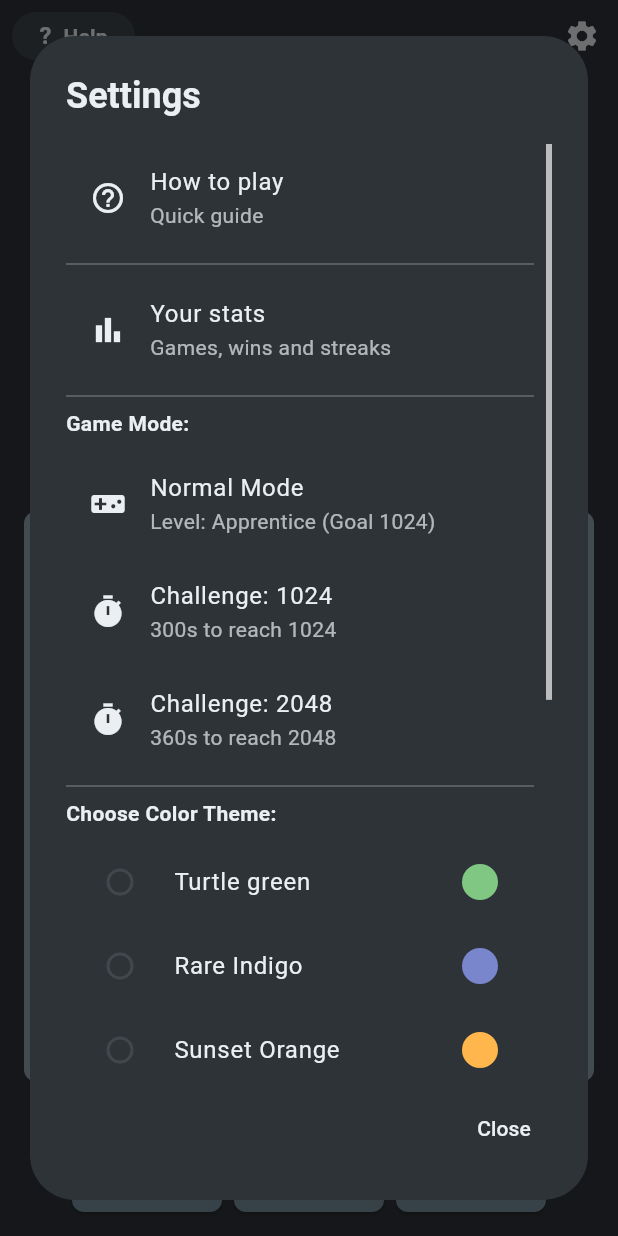
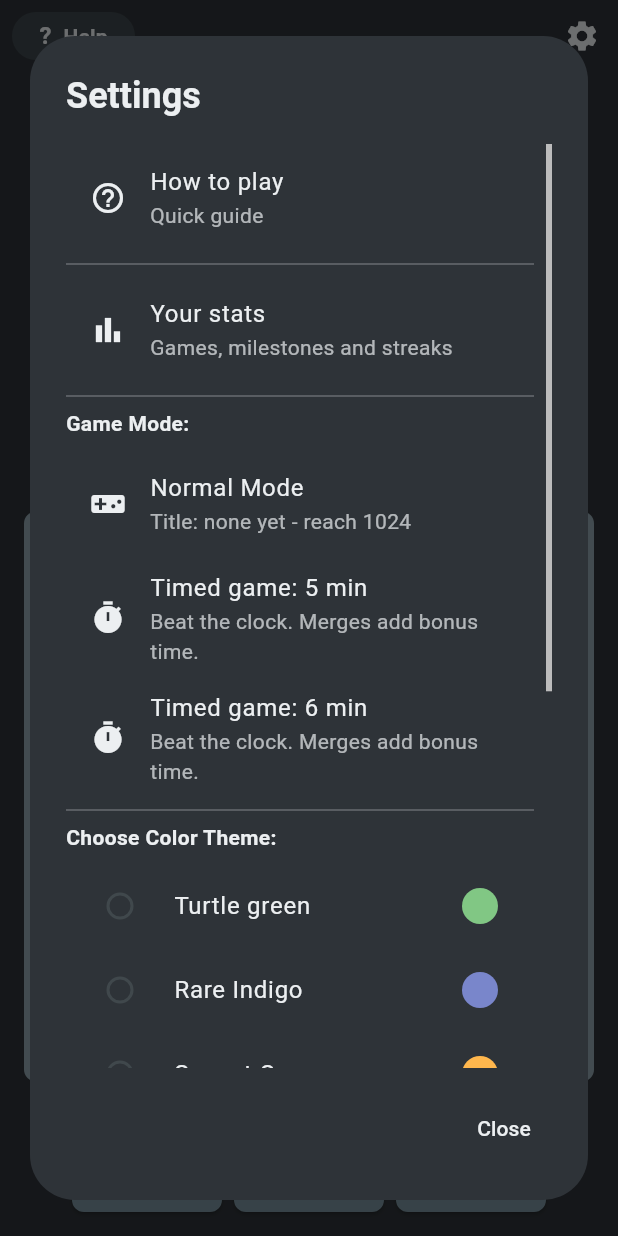
Before and after one commit to KMunyede/twenty48, a Flutter app: the GameScreen screen opened directly, item 2 of the bottom bar chosen, after a tap on the "settings" icon, on a phone screen of 412 x 824 dp. Run offline on Flutter 3.47's test engine with Material 3 defaults, Android fonts, the phone set to English and light mode, and no system bars; our stand-ins replace confetti, google_mobile_ads, shared_preferences; missing offline and left inert: in_app_update; accounts and stored records are empty.

Commit message:
T48-84D: milestones, titles, stats

```diff
--- a/lib/core/services/stats_service.dart
+++ b/lib/core/services/stats_service.dart
@@ -8,10 +8,12 @@ class StatsService {
   int _gamesPlayed = 0;
   int _wins = 0;
   int _bestTile = 0;
+  int _milestonesReached = 0;
 
   int get gamesPlayed => _gamesPlayed;
   int get wins => _wins;
   int get bestTile => _bestTile;
+  int get milestonesReached => _milestonesReached;
 
   double get winRate => _gamesPlayed > 0 ? (_wins / _gamesPlayed) * 100 : 0.0;
   String get formattedWinRate =>
@@ -43,8 +45,23 @@ class StatsService {
       _gamesPlayed = prefs.getInt('stats_gamesPlayed') ?? 0;
       _wins = prefs.getInt('stats_wins') ?? 0;
       _bestTile = prefs.getInt('stats_bestTile') ?? 0;
+      _milestonesReached = prefs.getInt('stats_milestones') ?? 0;
     } catch (_) {
       // Keep defaults on error
+    }
+  }
+
+  Future<void> recordMilestone(int value) async {
+    try {
+      await load();
+      _bestTile = max(_bestTile, value);
+      _milestonesReached += 1;
+
+      final prefs = await _getPrefs();
+      await prefs.setInt('stats_bestTile', _bestTile);
+      await prefs.setInt('stats_milestones', _milestonesReached);
+    } catch (_) {
+      // Ignore write errors
     }
   }
 
--- a/lib/features/game/hud/goal_hud.dart
+++ b/lib/features/game/hud/goal_hud.dart
@@ -1,6 +1,7 @@
 import 'package:flutter/material.dart';
 import 'package:provider/provider.dart';
 import '../../settings/providers/theme_provider.dart';
+import '../milestones/milestone_ladder.dart';
 import '../providers/game_provider.dart';
 import 'goal_progress.dart';
 import 'motivation_lines.dart';
@@ -13,16 +14,28 @@ class GoalHud extends StatelessWidget {
     final theme = context.watch<ThemeProvider>().currentTheme;
     return Consumer<GameProvider>(
       builder: (context, game, child) {
-        if (game.isTimerMode) return const SizedBox.shrink();
+        final highest = game.highestTile;
+        final next = nextMilestone(highest);
 
-        final target = game.currentGameTarget;
-        final highest = game.highestTile;
-        final fraction = progressFraction(highest, target);
+        final String headerText;
+        final double fraction;
+        final int targetVal;
+
+        if (next != null) {
+          headerText = 'NEXT: ${next.value} ${next.title}';
+          targetVal = next.value;
+          fraction = progressFraction(highest, next.value);
+        } else {
+          headerText = 'TOP MILESTONE - Walking Legend';
+          targetVal = 131072;
+          fraction = 1.0;
+        }
+
         final currentBand = band(fraction);
         final motivation = MotivationLines.getLine(
           band: currentBand,
           moveCount: game.moveCount,
-          target: target,
+          target: targetVal,
           isGameOver: game.isGameOver,
         );
 
@@ -37,9 +50,7 @@ class GoalHud extends StatelessWidget {
                 children: [
                   Expanded(
                     child: Text(
-                      game.isDailyMode
-                          ? 'DAILY GOAL $target'
-                          : '${game.currentLevel.name} - GOAL $target',
+                      headerText,
                       maxLines: 1,
                       overflow: TextOverflow.ellipsis,
                       style: TextStyle(
@@ -68,7 +79,8 @@ class GoalHud extends StatelessWidget {
                   value: fraction,
                   minHeight: 6,
                   backgroundColor: theme.textColor.withValues(alpha: 0.3),
-                  valueColor: const AlwaysStoppedAnimation<Color>(Color(0xFFE65100)),
+                  valueColor:
+                      const AlwaysStoppedAnimation<Color>(Color(0xFFE65100)),
                 ),
               ),
               const SizedBox(height: 6),
--- /dev/null
+++ b/lib/features/game/milestones/milestone_ladder.dart
@@ -0,0 +1,76 @@
+class Milestone {
+  final int value;
+  final String title;
+  final String hype;
+
+  const Milestone({
+    required this.value,
+    required this.title,
+    required this.hype,
+  });
+}
+
+const List<Milestone> milestoneLadder = [
+  Milestone(
+    value: 1024,
+    title: 'Certified Prodigy',
+    hype: "You're moving with suspicious confidence. This isn't luck anymore.",
+  ),
+  Milestone(
+    value: 2048,
+    title: 'Undisputed Champion',
+    hype: 'You beat the classic game. Take a victory lap and stretch your hands.',
+  ),
+  Milestone(
+    value: 4096,
+    title: 'Big Brain Specialist',
+    hype: 'Normal people stop at 2048. You chose to show off.',
+  ),
+  Milestone(
+    value: 8192,
+    title: 'Cold-Blooded Tactician',
+    hype: 'Four moves ahead? Try ten. Borderline psychic.',
+  ),
+  Milestone(
+    value: 16384,
+    title: 'Board Royalty',
+    hype: "The tiles don't just merge anymore, they bow.",
+  ),
+  Milestone(
+    value: 32768,
+    title: 'The Untouchable',
+    hype: "Mistakes don't happen here. Your thumb is an athlete.",
+  ),
+  Milestone(
+    value: 65536,
+    title: 'Mythic Menace',
+    hype: "You've bent the board to your will. Remember to blink.",
+  ),
+  Milestone(
+    value: 131072,
+    title: 'Walking Legend',
+    hype: 'The game is out of answers. Your battery will give up first.',
+  ),
+];
+
+String? titleForBestTile(int best) {
+  if (best < 1024) return null;
+  String? result;
+  for (final m in milestoneLadder) {
+    if (m.value <= best) {
+      result = m.title;
+    } else {
+      break;
+    }
+  }
+  return result;
+}
+
+Milestone? nextMilestone(int highestTile) {
+  for (final m in milestoneLadder) {
+    if (m.value > highestTile) {
+      return m;
+    }
+  }
+  return null;
+}
--- a/lib/features/game/providers/game_provider.dart
+++ b/lib/features/game/providers/game_provider.dart
@@ -9,6 +9,7 @@ import 'package:twenty48/core/services/daily_challenge_service.dart';
 import 'package:twenty48/core/services/stats_service.dart';
 import 'package:twenty48/features/game/levels/level_ladder.dart';
 import 'package:twenty48/features/game/levels/level_service.dart';
+import '../milestones/milestone_ladder.dart';
 import '../models/tile.dart';
 
 class GameProvider extends ChangeNotifier {
@@ -53,6 +54,10 @@ class GameProvider extends ChangeNotifier {
   int _celebrationId = 0; // To trigger UI updates for the same target reached twice
   bool _hasUsedExtraTime = false;
 
+  // Milestone State
+  final Set<int> _celebratedMilestones = {};
+  Milestone? _pendingMilestone;
+
   List<Tile> get tiles => _tiles;
   Iterable<Tile> get _liveTiles => _tiles.where((t) => !t.isDeleting);
   int get score => _score;
@@ -81,9 +86,15 @@ class GameProvider extends ChangeNotifier {
   bool get hasUsedExtraTime => _hasUsedExtraTime;
   bool get isDailyMode => _isDailyMode;
   bool get dailyCompletedThisGame => _dailyCompletedThisGame;
+  Milestone? get pendingMilestone => _pendingMilestone;
   StatsService get statsService => _statsService;
   LevelService get levelService => _levelService;
   Level get currentLevel => Level.byIndex(_levelService.currentLevel);
+
+  void clearPendingMilestone() {
+    _pendingMilestone = null;
+    notifyListeners();
+  }
 
   String _logSummary() {
     final tilesStr = _tiles.map((t) => '${t.x},${t.y}=${t.value}').join(' ');
@@ -189,6 +200,8 @@ class GameProvider extends ChangeNotifier {
     _isSwapMode = false;
     _firstSelectedTile = null;
     _hasUsedExtraTime = false;
+    _celebratedMilestones.clear();
+    _pendingMilestone = null;
     _undoCharges = initialUndoCharges;
     _undoRefillsUsed = 0;
     _tilesHistory.clear();
@@ -466,6 +479,15 @@ class GameProvider extends ChangeNotifier {
             _celebrationId++;
           }
 
+          final milestoneIndex =
+              milestoneLadder.indexWhere((m) => m.value == val);
+          if (milestoneIndex != -1 && !_celebratedMilestones.contains(val)) {
+            final milestone = milestoneLadder[milestoneIndex];
+            _celebratedMilestones.add(val);
+            _statsService.recordMilestone(val);
+            _pendingMilestone = milestone;
+          }
+
           // First tile stays and becomes the new merged tile
           mergedLine.add(line[j].copyWith(
             value: val,
--- a/lib/features/game/ui/game_screen.dart
+++ b/lib/features/game/ui/game_screen.dart
@@ -17,6 +17,8 @@ import '../../onboarding/how_to_play_dialog.dart';
 import '../../onboarding/how_to_play_service.dart';
 import '../../onboarding/help_button.dart';
 import '../hud/goal_hud.dart';
+import '../milestones/milestone_celebration.dart';
+import '../milestones/milestone_ladder.dart';
 import 'widgets/tile_widget.dart';
 import 'game_over_dialog.dart';
 import 'exit_confirm_dialog.dart';
@@ -123,9 +125,7 @@ class _GameScreenState extends State<GameScreen> with TickerProviderStateMixin {
           final message = game.isTimerMode && game.remainingSeconds <= 0
               ? 'You ran out of time.'
               : 'No more moves';
-          final levelName = !game.isTimerMode && !game.isDailyMode
-              ? game.currentLevel.name
-              : null;
+          final String? levelName = null;
 
           showDialog(
             context: context,
@@ -418,6 +418,16 @@ class _GameScreenState extends State<GameScreen> with TickerProviderStateMixin {
             right: 50,
             child: _BonusTimeAnimation(bonus: game.lastBonusTime),
           ),
+        if (game.pendingMilestone != null)
+          Positioned(
+            top: 60,
+            left: 24,
+            right: 24,
+            child: MilestoneCelebrationCard(
+              milestone: game.pendingMilestone!,
+              onDismiss: () => game.clearPendingMilestone(),
+            ),
+          ),
       ],
     );
   }
@@ -431,6 +441,9 @@ class _GameScreenState extends State<GameScreen> with TickerProviderStateMixin {
     final theme = context.watch<ThemeProvider>().currentTheme;
     return Consumer<GameProvider>(
       builder: (context, game, child) {
+        final nextMs = nextMilestone(game.highestTile);
+        final targetDisplay = nextMs?.value ?? 131072;
+
         final children = [
           _buildScoreBox(
             'SCORE',
@@ -473,7 +486,7 @@ class _GameScreenState extends State<GameScreen> with TickerProviderStateMixin {
                     ),
                   ),
                   Text(
-                    '${game.targetValue}',
+                    '$targetDisplay',
                     style: TextStyle(
                       color: theme.textColor,
                       fontWeight: FontWeight.bold,
--- a/lib/features/onboarding/how_to_play_dialog.dart
+++ b/lib/features/onboarding/how_to_play_dialog.dart
@@ -21,9 +21,9 @@ class _HowToPlayDialogState extends State<HowToPlayDialog> {
       icon: Icons.swipe,
     ),
     _PageData(
-      title: 'Reach the target',
+      title: 'Keep going',
       description:
-          'Reach the goal tile to win! Choose Next level, Keep going, or New game. Higher levels start with a bonus tile and you earn +1 Undo for levelling up.',
+          'There is no final win. Merge tiles to hit milestones (1024, 2048, 4096 and beyond) and earn titles. The game ends when no moves are left.',
       icon: Icons.emoji_events,
     ),
     _PageData(
--- a/lib/features/settings/ui/settings_dialog.dart
+++ b/lib/features/settings/ui/settings_dialog.dart
@@ -2,14 +2,15 @@
 
 import 'package:flutter/material.dart';
 import 'package:provider/provider.dart';
+import '../../../core/update/update_service.dart';
+import '../../game/milestones/milestone_ladder.dart';
+import '../../game/providers/game_provider.dart';
+import '../../onboarding/how_to_play_tile.dart';
 import '../models/app_theme.dart';
 import '../providers/theme_provider.dart';
-import '../../game/providers/game_provider.dart';
-import '../../../core/update/update_service.dart';
 import 'ads_setting_tile.dart';
 import 'feedback_tile.dart';
 import 'stats_tile.dart';
-import '../../onboarding/how_to_play_tile.dart';
 
 class SettingsDialog extends StatefulWidget {
   const SettingsDialog({super.key});
@@ -31,6 +32,11 @@ class _SettingsDialogState extends State<SettingsDialog> {
   Widget build(BuildContext context) {
     final theme = context.watch<ThemeProvider>().currentTheme;
     final game = context.watch<GameProvider>();
+
+    final titleName = titleForBestTile(game.statsService.bestTile);
+    final titleSubtitle = titleName != null
+        ? 'Title: $titleName'
+        : 'Title: none yet - reach 1024';
 
     return Dialog(
       shape: RoundedRectangleBorder(borderRadius: BorderRadius.circular(30)),
@@ -84,15 +90,15 @@ class _SettingsDialogState extends State<SettingsDialog> {
                           _buildModeTile(
                             context,
                             'Normal Mode',
-                            'Level: ${game.currentLevel.name} (Goal ${game.currentLevel.target})',
+                            titleSubtitle,
                             Icons.videogame_asset,
                             () =>
                                 context.read<GameProvider>().setStandardMode(),
                           ),
                           _buildModeTile(
                             context,
-                            'Challenge: 1024',
-                            '300s to reach 1024',
+                            'Timed game: 5 min',
+                            'Beat the clock. Merges add bonus time.',
                             Icons.timer,
                             () => context
                                 .read<GameProvider>()
@@ -100,8 +106,8 @@ class _SettingsDialogState extends State<SettingsDialog> {
                           ),
                           _buildModeTile(
                             context,
-                            'Challenge: 2048',
-                            '360s to reach 2048',
+                            'Timed game: 6 min',
+                            'Beat the clock. Merges add bonus time.',
                             Icons.timer,
                             () => context
                                 .read<GameProvider>()
--- a/lib/features/settings/ui/stats_dialog.dart
+++ b/lib/features/settings/ui/stats_dialog.dart
@@ -2,9 +2,10 @@ import 'package:flutter/material.dart';
 import 'package:provider/provider.dart';
 import '../../../core/services/daily_challenge_service.dart';
 import '../../../core/services/stats_service.dart';
+import '../../game/milestones/milestone_ladder.dart';
+import '../../game/providers/game_provider.dart';
 import '../models/app_theme.dart';
 import '../providers/theme_provider.dart';
-import '../../game/providers/game_provider.dart';
 
 class StatsDialog extends StatefulWidget {
   final StatsService? statsService;
@@ -53,6 +54,9 @@ class _StatsDialogState extends State<StatsDialog> {
     final theme = context.watch<ThemeProvider>().currentTheme;
     final gameProvider = context.watch<GameProvider>();
 
+    final String titleText = titleForBestTile(_statsService.bestTile) ??
+        'None yet - reach 1024';
+
     return Dialog(
       shape: RoundedRectangleBorder(borderRadius: BorderRadius.circular(30)),
       backgroundColor: theme.backgroundColor,
@@ -87,8 +91,8 @@ class _StatsDialogState extends State<StatsDialog> {
                 Column(
                   children: [
                     _buildStatRow(
-                      'Rank',
-                      gameProvider.currentLevel.name,
+                      'Title',
+                      titleText,
                       theme,
                     ),
                     _buildStatRow(
@@ -97,13 +101,8 @@ class _StatsDialogState extends State<StatsDialog> {
                       theme,
                     ),
                     _buildStatRow(
-                      'Wins',
-                      '${_statsService.wins}',
-                      theme,
-                    ),
-                    _buildStatRow(
-                      'Win rate',
-                      _statsService.formattedWinRate,
+                      'Milestones reached',
+                      '${_statsService.milestonesReached}',
                       theme,
                     ),
                     _buildStatRow(
--- a/lib/features/settings/ui/stats_tile.dart
+++ b/lib/features/settings/ui/stats_tile.dart
@@ -14,7 +14,7 @@ class StatsTile extends StatelessWidget {
       leading: Icon(Icons.bar_chart, color: theme.textColor),
       title: Text('Your stats', style: TextStyle(color: theme.textColor)),
       subtitle: Text(
-        'Games, wins and streaks',
+        'Games, milestones and streaks',
         style: TextStyle(color: theme.textColor.withValues(alpha: 0.7)),
       ),
       onTap: () {
```
Also changed, not shown: lib/features/game/milestones/milestone_celebration.dart (added, +106 -0 lines), 5 other files.
